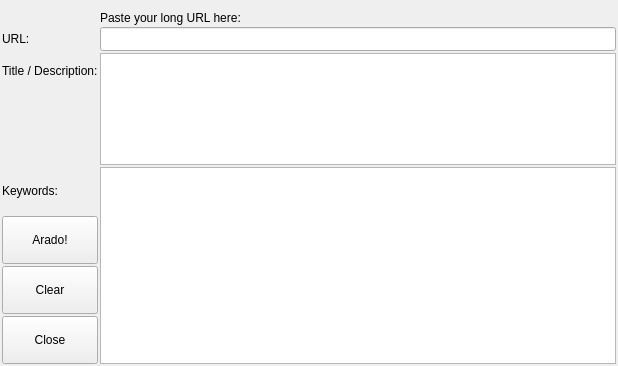
Before: the Qt Designer form ui/entry-form.ui in berndhs/arado, drawn with Qt 5.
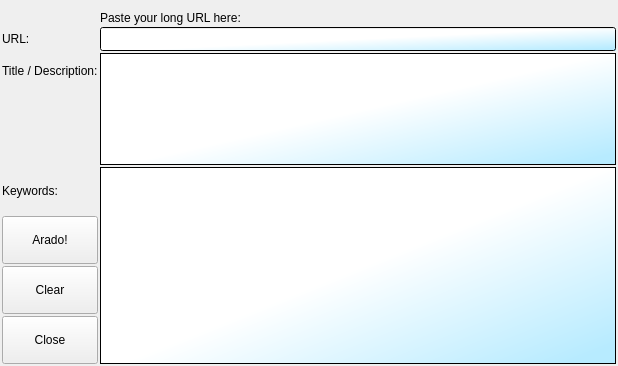
After: the same form once the commit is applied. Icons and pictures are not drawn.

Commit message: some gradient to the entry form.

```diff
--- a/ui/entry-form.ui
+++ b/ui/entry-form.ui
@@ -38,6 +38,14 @@
        <height>24</height>
       </size>
      </property>
+     <property name="font">
+      <font>
+       <pointsize>10</pointsize>
+      </font>
+     </property>
+     <property name="styleSheet">
+      <string notr="true">background-color: qlineargradient(spread:pad, x1:0.968, y1:0.932, x2:0.513, y2:0.5, stop:0 rgba(183, 235, 255, 255), stop:1 rgba(255, 255, 255, 255));</string>
+     </property>
     </widget>
    </item>
    <item row="3" column="0">
@@ -58,6 +66,16 @@
        <verstretch>15</verstretch>
       </sizepolicy>
      </property>
+     <property name="font">
+      <font>
+       <pointsize>12</pointsize>
+       <weight>75</weight>
+       <bold>true</bold>
+      </font>
+     </property>
+     <property name="styleSheet">
+      <string notr="true">background-color: qlineargradient(spread:pad, x1:0.968, y1:0.932, x2:0.513, y2:0.5, stop:0 rgba(183, 235, 255, 255), stop:1 rgba(255, 255, 255, 255));</string>
+     </property>
     </widget>
    </item>
    <item row="6" column="2" rowspan="4">
@@ -68,8 +86,17 @@
        <verstretch>20</verstretch>
       </sizepolicy>
      </property>
+     <property name="font">
+      <font>
+       <pointsize>12</pointsize>
+       <italic>false</italic>
+      </font>
+     </property>
      <property name="toolTip">
-      <string>enter keywords separated by newline, comma (,) or semicolon (;)</string>
+      <string>Enter some keywords for the URL. Each line a new keyword or pair of words (phrase as one keyword), avoid comma (,) or semicolon (;).</string>
+     </property>
+     <property name="styleSheet">
+      <string notr="true">background-color: qlineargradient(spread:pad, x1:0.968, y1:0.932, x2:0.513, y2:0.5, stop:0 rgba(183, 235, 255, 255), stop:1 rgba(255, 255, 255, 255));</string>
      </property>
     </widget>
    </item>
```
Left out of the diff: 3 changed lines with no effect on the pictures.
